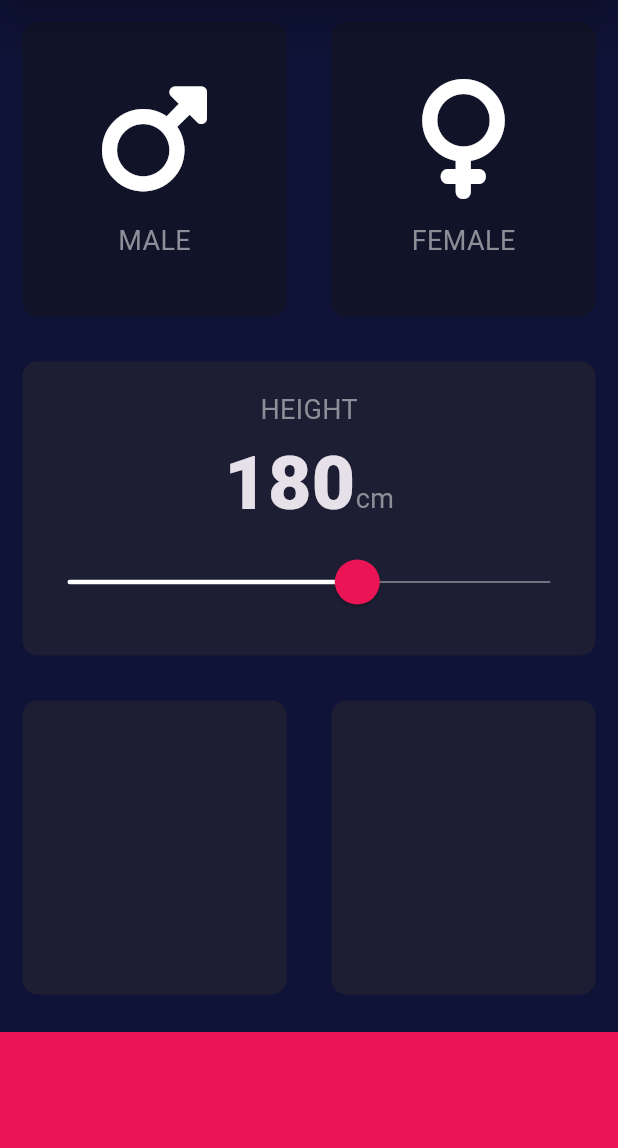
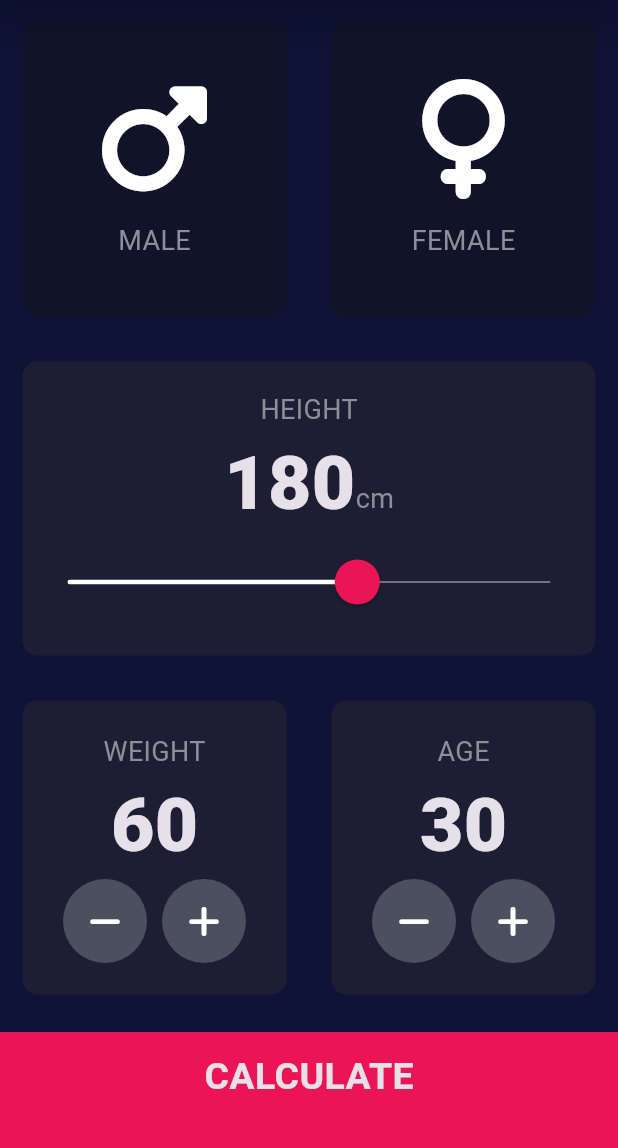
Before and after one commit to Eka1984/BMI-calculator-flutter, a Flutter app: the screen it shows after launch, on a phone screen of 412 x 824 dp, the part 84-1232 px from its top. Run offline on Flutter 3.47's test engine with Material 3 defaults, Android fonts, the light colour scheme and no system bars; our stand-ins replace font_awesome_flutter.

Commit message:
Cards for weight and age, result page and calculator brain

```diff
--- /dev/null
+++ b/lib/calculator_brain.dart
@@ -0,0 +1,37 @@
+import 'dart:math';
+
+class CalculatorBrain {
+
+  CalculatorBrain({required this.height,required this.weight});
+
+  final int height;
+  final int weight;
+
+  late double _bmi;
+
+  String calculateBMI() {
+    _bmi = weight / pow(height / 100, 2);
+    return _bmi.toStringAsFixed(1);
+  }
+
+  String getResult() {
+    if (_bmi >= 25){
+      return 'Overweight';
+    }else if (_bmi > 18.5){
+      return 'Normal';
+    }else{
+      return 'Underweight';
+    }
+  }
+
+  String getInterpretaion(){
+    if (_bmi >= 25){
+      return 'You have a higher than normal body weight. Try to exercise more.';
+    }else if (_bmi > 18.5){
+      return 'You have a normal body weight. Good job!';
+    }else{
+      return 'You have a lower than normal body weight. You can eat a bit more.';
+    }
+  }
+
+}
--- /dev/null
+++ b/lib/components/bottom_button.dart
@@ -0,0 +1,32 @@
+import 'package:flutter/material.dart';
+import '../constants.dart';
+
+class BottomButton extends StatelessWidget {
+
+  BottomButton({required this.onTap, required this.buttonTitle});
+
+  final VoidCallback onTap;
+  final String buttonTitle;
+
+  @override
+  Widget build(BuildContext context) {
+    return GestureDetector(
+      onTap: (){
+        onTap();
+      },
+      child: Container(
+        child: Center(
+          child: Text(
+            buttonTitle,
+            style: kLargeButtonTextStyle,
+          ),
+        ),
+        color: kBottomContainerColour,
+        margin: EdgeInsets.only(top: 10),
+        width: double.infinity,
+        height: kBottomContainerHeight,
+        padding: EdgeInsets.only(bottom: 20),
+      ),
+    );
+  }
+}
--- a/lib/card_content.dart
+++ b/lib/components/card_content.dart
@@ -1,5 +1,5 @@
 import 'package:flutter/material.dart';
-import 'constants.dart';
+import '../constants.dart';
 
 class CardContent extends StatelessWidget {
 
--- /dev/null
+++ b/lib/components/round_icon_button.dart
@@ -0,0 +1,23 @@
+import 'package:flutter/material.dart';
+
+class RoundIconButton extends StatelessWidget {
+  RoundIconButton({required this.icon, required this.onPressed});
+
+  final IconData icon;
+  final VoidCallback onPressed;
+
+  @override
+  Widget build(BuildContext context) {
+    return RawMaterialButton(
+      child: Icon(icon),
+      onPressed: onPressed,
+      elevation: 0.0,
+      constraints: BoxConstraints.tightFor(
+        width: 56.0,
+        height: 56.0,
+      ),
+      shape: CircleBorder(),
+      fillColor: Color(0xFF4C4F5E),
+    );
+  }
+}
--- a/lib/main.dart
+++ b/lib/main.dart
@@ -1,5 +1,5 @@
 import 'package:flutter/material.dart';
-import 'input_page.dart';
+import 'screens/input_page.dart';
 
 void main() => runApp(BMICalculator());
 
--- a/lib/input_page.dart
+++ b/lib/screens/input_page.dart
@@ -1,8 +1,12 @@
 import 'package:flutter/material.dart';
 import 'package:font_awesome_flutter/font_awesome_flutter.dart';
-import 'card_content.dart';
-import 'reusable_card.dart';
-import 'constants.dart';
+import '../components/card_content.dart';
+import '../components/reusable_card.dart';
+import '../constants.dart';
+import 'results.dart';
+import '../components/bottom_button.dart';
+import '../components/round_icon_button.dart';
+import '../calculator_brain.dart';
 
 enum Gender {
   male,
@@ -18,6 +22,8 @@ class _InputPageState extends State<InputPage> {
 
   Gender? selectedGender;
   int height = 180;
+  int weight = 60;
+  int age = 30;
 
   @override
   Widget build(BuildContext context) {
@@ -119,22 +125,113 @@ class _InputPageState extends State<InputPage> {
               children: [
                 Expanded(
                   child: ReusableCard(
-                      colour: kActiveCardColour
+                      colour: kActiveCardColour,
+                    cardChild: Column(
+                      mainAxisAlignment: MainAxisAlignment.center,
+                        children: [
+                          Text(
+                            'WEIGHT',
+                            style: kLabelTextStyle,
+                          ),
+                          Text(
+                            weight.toString(),
+                            style: kNumberTextStyle,
+                          ),
+                          Row(
+                            mainAxisAlignment: MainAxisAlignment.center,
+                            children: [
+                              RoundIconButton(
+                                onPressed: (){
+                                  setState(() {
+                                    weight--;
+                                  });
+                                },
+                                icon: FontAwesomeIcons.minus,
+                              ),
+                              SizedBox(
+                                width: 10,
+                              ),
+                              RoundIconButton(
+                                onPressed: (){
+                                  setState(() {
+                                    weight++;
+                                  });
+                                },
+                                icon: FontAwesomeIcons.plus,
+                              ),
+                            ],
+                          ),
+                        ]
+                    ),
                   ),
                 ),
                 Expanded(
                   child: ReusableCard(
-                      colour: kActiveCardColour
+                      colour: kActiveCardColour,
+                    cardChild: Column(
+                        mainAxisAlignment: MainAxisAlignment.center,
+                        children: [
+                          Text(
+                            'AGE',
+                            style: kLabelTextStyle,
+                          ),
+                          Text(
+                            age.toString(),
+                            style: kNumberTextStyle,
+                          ),
+                          Row(
+                            mainAxisAlignment: MainAxisAlignment.center,
+                            children: [
+                              RoundIconButton(
+                                onPressed: (){
+                                  setState(() {
+                                    age--;
+                                  });
+                                },
+                                icon: FontAwesomeIcons.minus,
+                              ),
+                              SizedBox(
+                                width: 10,
+                              ),
+                              RoundIconButton(
+                                onPressed: (){
+                                  setState(() {
+                                    age++;
+                                  });
+                                },
+                                icon: FontAwesomeIcons.plus,
+                              ),
+                            ],
+                          ),
+                        ]
+                    ),
                   ),
                 ),
               ],
             ),
           ),
-          Container(
-            color: kBottomContainerColour,
-            margin: EdgeInsets.only(top: 10),
-            width: double.infinity,
-            height: kBottomContainerHeight,
+          BottomButton(
+            buttonTitle: 'CALCULATE',
+            onTap: () {
+
+              CalculatorBrain calc = CalculatorBrain(
+                  height: height,
+                  weight: weight
+              );
+
+              Navigator.push(
+                  context,
+                  MaterialPageRoute(
+                      builder: (context) {
+                        return ResultsPage(
+                          bmiResult: calc.calculateBMI(),
+                          resultText: calc.getResult(),
+                          interpretation: calc.getInterpretaion(),
+                        );
+                      }
+                  )
+              );
+            }
           ),
         ],
       ),
```
Also changed, not shown: lib/constants.dart (+25 -0 lines), lib/screens/results.dart (added, +70 -0 lines), lib/components/reusable_card.dart (renamed from lib/reusable_card.dart).
